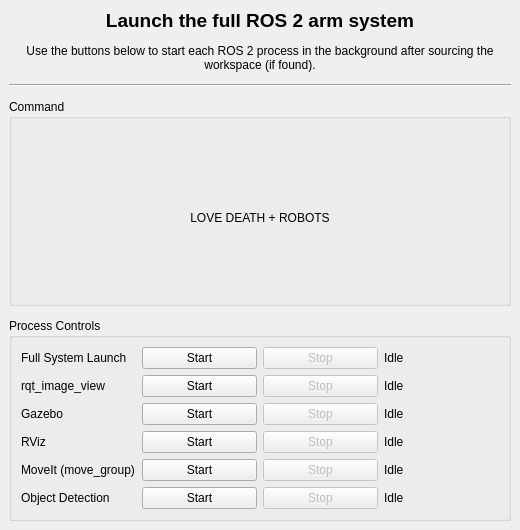
This is src/tools/arm_gui_tools/ui/full_system_launcher.ui in widemic/ldr-humanoid-arm-system as Qt 5 draws it before an edit. The edited form follows.
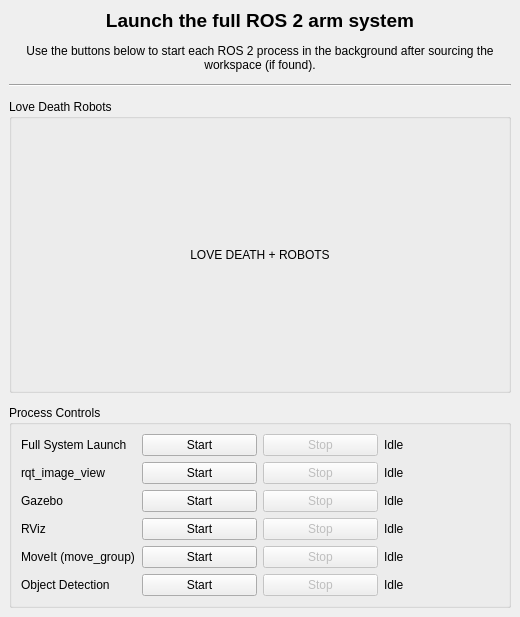
This is the edited form.

```diff
--- a/src/tools/arm_gui_tools/ui/full_system_launcher.ui
+++ b/src/tools/arm_gui_tools/ui/full_system_launcher.ui
@@ -7,7 +7,7 @@
     <x>0</x>
     <y>0</y>
     <width>520</width>
-    <height>260</height>
+    <height>617</height>
    </rect>
   </property>
   <property name="windowTitle">
@@ -58,7 +58,7 @@
     <item>
      <widget class="QGroupBox" name="group_command">
       <property name="title">
-       <string>Command</string>
+       <string>Love Death Robots</string>
       </property>
       <layout class="QVBoxLayout" name="verticalLayout_2">
        <item>
```
Left out of the diff: 60 changed lines with no effect on the pictures. Lines whose indentation alone changed are shown as unchanged.
